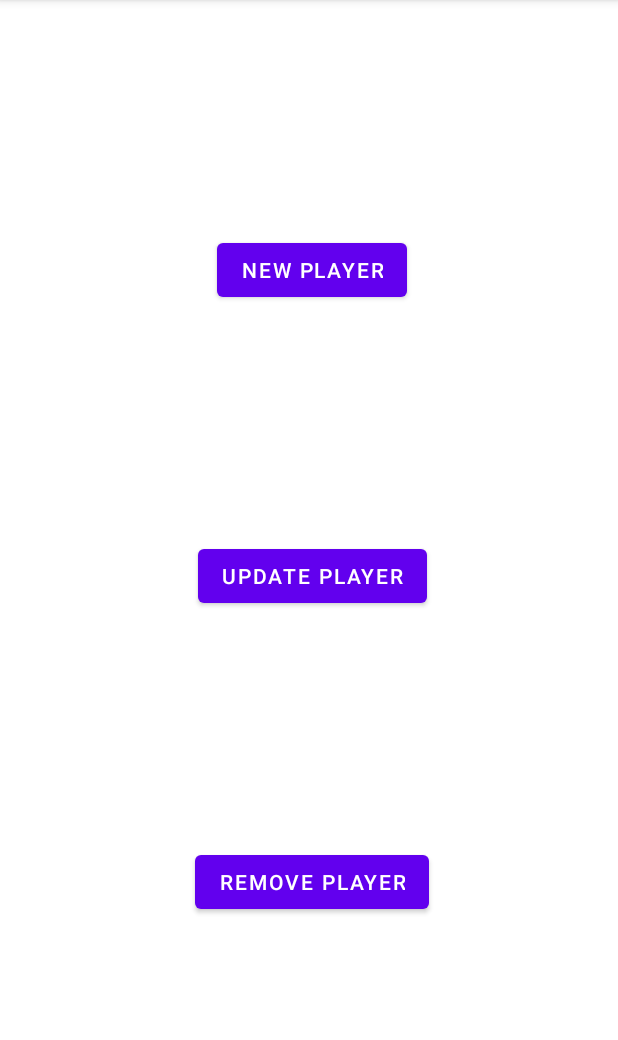
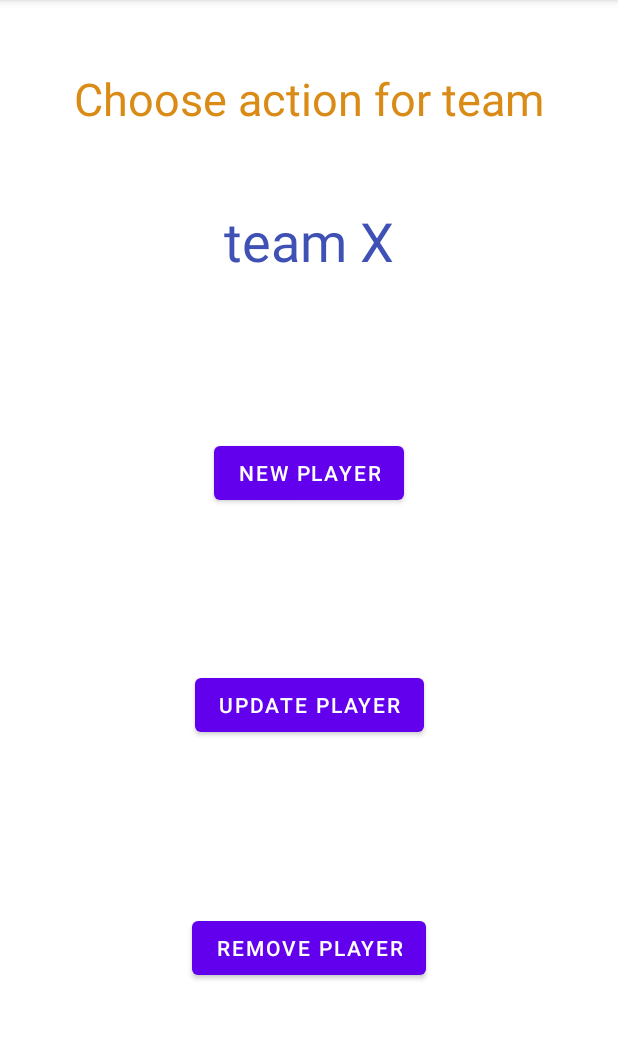
Before and after one commit to evgmesh/playformance-android-app, an Android app: the NewPlayer screen opened directly, with no data from a screen before it, on a phone screen of 412 x 824 dp, the part 84-1124 px from its top. Run offline under Robolectric (Android 15) with nearby library versions, the phone set to English and light mode, and no system bars; our stand-ins replace Room's generated code; 2 statements that could not run were skipped.

Commit message:
Bug fix. Name of team passes thru all fragments and activities.

```diff
--- a/app/src/main/java/fi/team7/playformance/UpdatePlayersFragment.java
+++ b/app/src/main/java/fi/team7/playformance/UpdatePlayersFragment.java
@@ -21,16 +21,14 @@ import fi.team7.playformance.teams.NewPlayer;
 public class UpdatePlayersFragment extends Fragment implements View.OnClickListener {
 
     private Button addNewplayer;
-
+    private TextView teamName;
 
     // TODO: Rename parameter arguments, choose names that match
     // the fragment initialization parameters, e.g. ARG_ITEM_NUMBER
     private static final String ARG_PARAM1 = "param1";
-    private static final String ARG_PARAM2 = "param2";
-
+    private long TID;
     // TODO: Rename and change types of parameters
-    private String mParam1;
-    private String mParam2;
+    private long mParam1;
 
     public UpdatePlayersFragment() {
         // Required empty public constructor
@@ -41,15 +39,13 @@ public class UpdatePlayersFragment extends Fragment implements View.OnClickListe
      * this fragment using the provided parameters.
      *
      * @param param1 Parameter 1.
-     * @param param2 Parameter 2.
      * @return A new instance of fragment UpdatePlayersFragment.
      */
     // TODO: Rename and change types and number of parameters
-    public static UpdatePlayersFragment newInstance(String param1, String param2) {
+    public static UpdatePlayersFragment newInstance(long param1) {
         UpdatePlayersFragment fragment = new UpdatePlayersFragment();
         Bundle args = new Bundle();
-        args.putString(ARG_PARAM1, param1);
-        args.putString(ARG_PARAM2, param2);
+        args.putLong(ARG_PARAM1, param1);
         fragment.setArguments(args);
         return fragment;
     }
@@ -58,8 +54,9 @@ public class UpdatePlayersFragment extends Fragment implements View.OnClickListe
 //    public void onCreate(Bundle savedInstanceState) {
 //        super.onCreate(savedInstanceState);
 //        if (getArguments() != null) {
-//            mParam1 = getArguments().getString(ARG_PARAM1);
-//            mParam2 = getArguments().getString(ARG_PARAM2);
+//            mParam1 = getArguments().getLong(ARG_PARAM1);
+//
+//            Log.d("ARG", String.valueOf(mParam1));
 //        }
 //    }
 
@@ -68,10 +65,18 @@ public class UpdatePlayersFragment extends Fragment implements View.OnClickListe
                              Bundle savedInstanceState) {
         // Inflate the layout for this fragment
         View view = inflater.inflate(R.layout.fragment_update_players, container, false);
-//        long i = this.getArguments().getLong("tid");
+
+        teamName = view.findViewById(R.id.tvForTeamName);
         addNewplayer = view.findViewById(R.id.addNew);
         addNewplayer.setOnClickListener(this);
+        Bundle bundle = getArguments();
+        TID = bundle.getLong("tid", Long.parseLong("0"));
+        Log.d("SOPT", String.valueOf(TID));
+        teamName.setText(NewPlayer.appDB.teamDAO().getTeamByID(TID).name);
 //        Log.i("CHECKDB", NewPlayer.appDB.teamDAO().getTeamByID(i).name);
+
+
+
         return view;
     }
 
@@ -87,8 +92,12 @@ public class UpdatePlayersFragment extends Fragment implements View.OnClickListe
     public void onClick(View v) {
         switch (v.getId()) {
             case R.id.addNew:
+                Bundle bundle2 = new Bundle();
+                bundle2.putLong("tid", TID);
+                AddPlayerFragment info = new AddPlayerFragment();
+                info.setArguments(bundle2);
                 NewPlayer.fragmentManager.beginTransaction().
-                        replace(R.id.fragment_conteiner, new AddPlayerFragment()).addToBackStack(null).commit();
+                        replace(R.id.fragment_conteiner, info).addToBackStack(null).commit();
             break;
         }
     }
--- a/app/src/main/java/fi/team7/playformance/teams/NewPlayer.java
+++ b/app/src/main/java/fi/team7/playformance/teams/NewPlayer.java
@@ -7,6 +7,7 @@ import androidx.appcompat.app.AppCompatActivity;
 import androidx.fragment.app.FragmentManager;
 import androidx.room.Room;
 
+import fi.team7.playformance.AddPlayerFragment;
 import fi.team7.playformance.R;
 import fi.team7.playformance.UpdatePlayersFragment;
 import fi.team7.playformance.data.AppDB;
@@ -27,7 +28,7 @@ public class NewPlayer extends AppCompatActivity {
 
         Bundle b = getIntent().getExtras();
         long i = b.getLong(SelectionOfPlayer.EXTRA, 0);
-        Log.d("SOPT", String.valueOf(i));
+
 
         if(findViewById(R.id.fragment_conteiner) != null) {
             if(savedInstanceState !=null) {
@@ -35,9 +36,10 @@ public class NewPlayer extends AppCompatActivity {
             }
             Bundle bundle = new Bundle();
             bundle.putLong("tid", i);
+//            Log.d("SOPT", String.valueOf(i));
             UpdatePlayersFragment info = new UpdatePlayersFragment();
             info.setArguments(bundle);
-            fragmentManager.beginTransaction().add(R.id.fragment_conteiner, new UpdatePlayersFragment()).commit();
+            fragmentManager.beginTransaction().add(R.id.fragment_conteiner, info).commit();
         }
 
 //
--- a/app/src/main/res/layout/activity_selection_of_player.xml
+++ b/app/src/main/res/layout/activity_selection_of_player.xml
@@ -15,7 +15,7 @@
         android:textColor="#DA8B16"
         android:textSize="30sp"
         app:layout_constraintEnd_toEndOf="parent"
-        app:layout_constraintHorizontal_bias="0.492"
+        app:layout_constraintHorizontal_bias="0.495"
         app:layout_constraintStart_toStartOf="parent"
         app:layout_constraintTop_toTopOf="parent" />
 
@@ -38,7 +38,7 @@
     <ListView
         android:id="@+id/lvPlayers"
         android:layout_width="0dp"
-        android:layout_height="0dp"
+        android:layout_height="wrap_content"
         android:layout_marginStart="16dp"
         android:layout_marginEnd="16dp"
         android:layout_marginBottom="8dp"
--- a/app/src/main/res/layout/fragment_add_player.xml
+++ b/app/src/main/res/layout/fragment_add_player.xml
@@ -16,8 +16,8 @@
             android:layout_height="wrap_content"
             android:layout_marginTop="64dp"
             android:text="@string/teamexisted"
-            android:textColor="#0C0C0C"
-            android:textSize="40sp"
+            android:textColor="#3F51B5"
+            android:textSize="36sp"
             android:visibility="visible"
             app:layout_constraintEnd_toEndOf="parent"
             app:layout_constraintStart_toStartOf="parent"
--- a/app/src/main/res/layout/fragment_update_players.xml
+++ b/app/src/main/res/layout/fragment_update_players.xml
@@ -16,34 +16,59 @@
             android:id="@+id/updatePlayer"
             android:layout_width="wrap_content"
             android:layout_height="wrap_content"
+            android:layout_marginBottom="274dp"
             android:text="Update Player"
-            app:layout_constraintBottom_toTopOf="@+id/removePlayer"
+            app:layout_constraintBottom_toBottomOf="parent"
             app:layout_constraintEnd_toEndOf="parent"
-            app:layout_constraintHorizontal_bias="0.509"
-            app:layout_constraintStart_toStartOf="parent"
-            app:layout_constraintTop_toBottomOf="@+id/addNew" />
+            app:layout_constraintStart_toStartOf="parent" />
 
         <Button
             android:id="@+id/addNew"
             android:layout_width="wrap_content"
             android:layout_height="wrap_content"
+            android:layout_marginTop="114dp"
+            android:layout_marginBottom="114dp"
             android:text="@string/newPlayerr"
             app:layout_constraintBottom_toTopOf="@+id/updatePlayer"
             app:layout_constraintEnd_toEndOf="parent"
-            app:layout_constraintHorizontal_bias="0.508"
             app:layout_constraintStart_toStartOf="parent"
-            app:layout_constraintTop_toTopOf="parent" />
+            app:layout_constraintTop_toBottomOf="@+id/tvForTeamName" />
 
         <Button
             android:id="@+id/removePlayer"
             android:layout_width="wrap_content"
             android:layout_height="wrap_content"
+            android:layout_marginTop="114dp"
+            android:layout_marginBottom="112dp"
             android:text="Remove Player"
             app:layout_constraintBottom_toBottomOf="parent"
             app:layout_constraintEnd_toEndOf="parent"
-            app:layout_constraintHorizontal_bias="0.507"
             app:layout_constraintStart_toStartOf="parent"
             app:layout_constraintTop_toBottomOf="@+id/updatePlayer" />
+
+        <TextView
+            android:id="@+id/tvForTeamName"
+            android:layout_width="wrap_content"
+            android:layout_height="wrap_content"
+            android:layout_marginTop="50dp"
+            android:text="team X"
+            android:textColor="#3F51B5"
+            android:textSize="36sp"
+            app:layout_constraintEnd_toEndOf="parent"
+            app:layout_constraintStart_toStartOf="parent"
+            app:layout_constraintTop_toBottomOf="@+id/textView2" />
+
+        <TextView
+            android:id="@+id/textView2"
+            android:layout_width="wrap_content"
+            android:layout_height="wrap_content"
+            android:layout_marginTop="45dp"
+            android:text="Choose action for team"
+            android:textColor="#DA8B16"
+            android:textSize="30sp"
+            app:layout_constraintEnd_toEndOf="parent"
+            app:layout_constraintStart_toStartOf="parent"
+            app:layout_constraintTop_toTopOf="parent" />
 
     </androidx.constraintlayout.widget.ConstraintLayout>
 
```
Also changed, not shown: app/src/main/java/fi/team7/playformance/AddPlayerFragment.java (+13 -13 lines).
